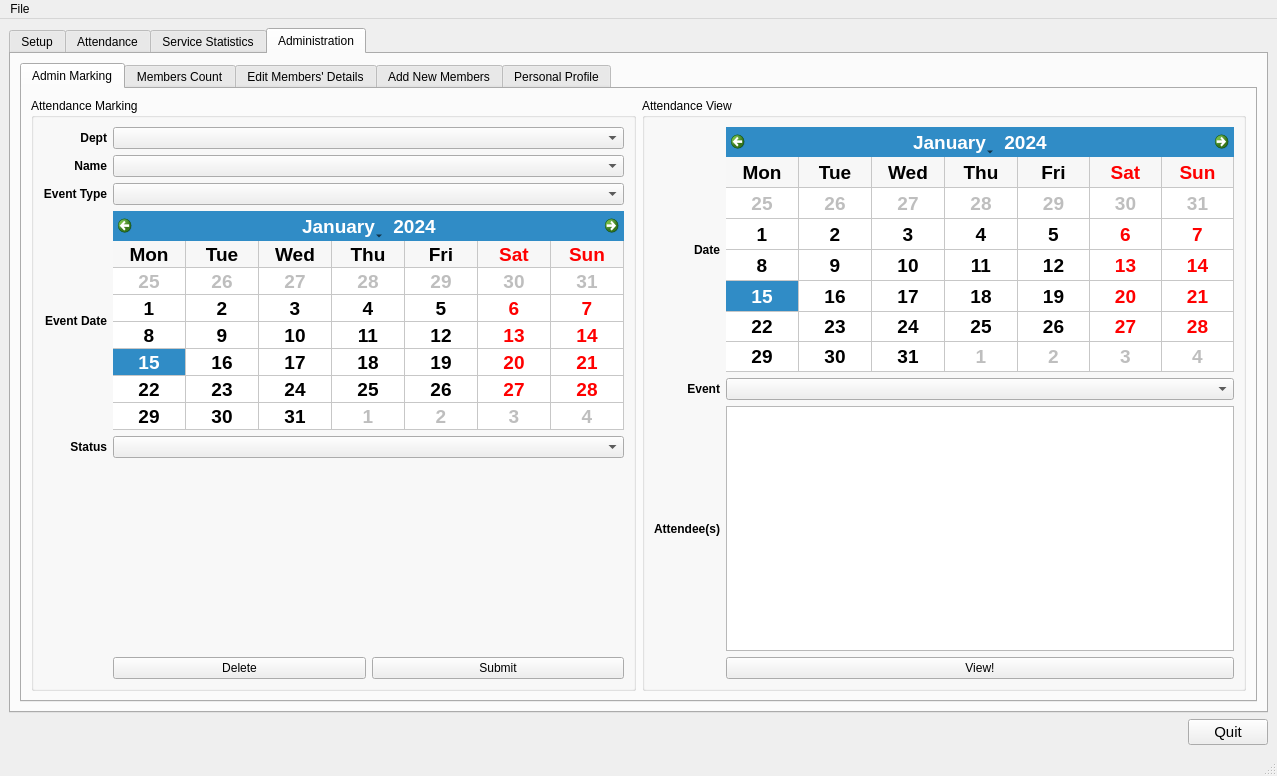
Qt form tabbed.ui (dnth/AttTracker-pyside) before a commit.
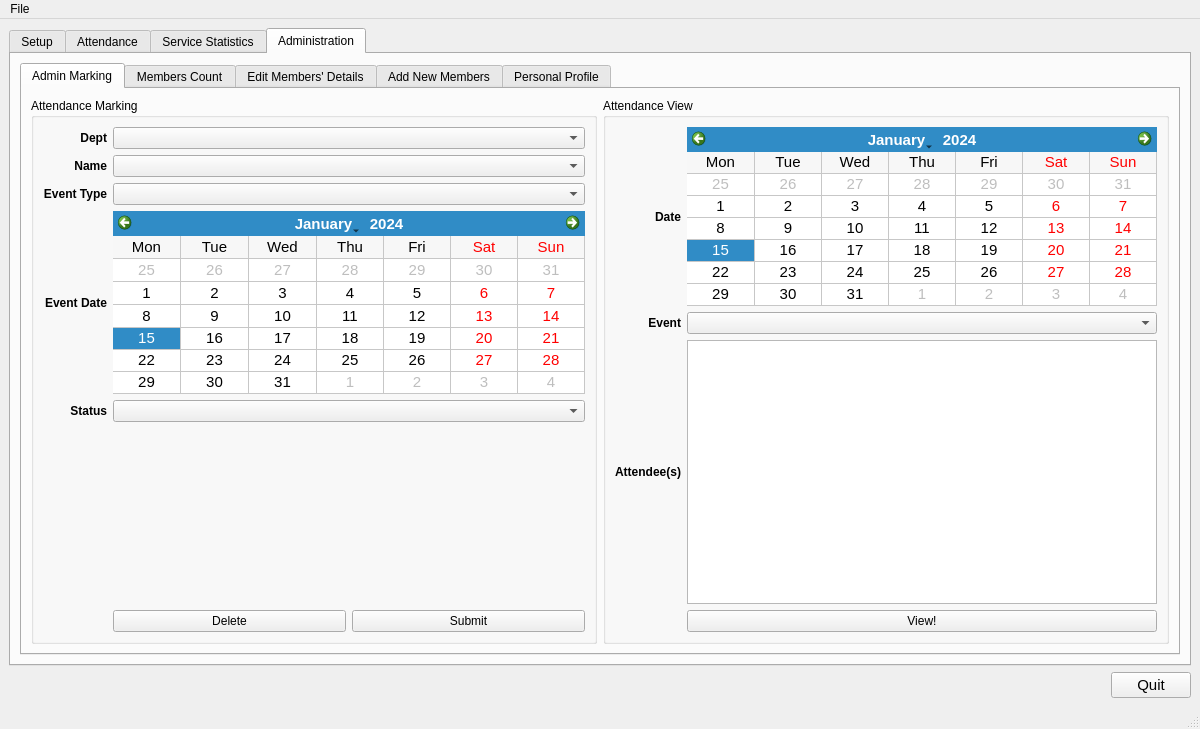
The same form after that commit. The open tabs and pages were chosen to show the change. Icons and pictures are not drawn. Custom widgets are drawn as their Qt base class.

What changed in the file:
```diff
--- a/tabbed.ui
+++ b/tabbed.ui
@@ -6,16 +6,22 @@
    <rect>
     <x>0</x>
     <y>0</y>
-    <width>1277</width>
-    <height>776</height>
+    <width>1200</width>
+    <height>729</height>
    </rect>
   </property>
   <property name="sizePolicy">
-   <sizepolicy hsizetype="Preferred" vsizetype="Preferred">
+   <sizepolicy hsizetype="Fixed" vsizetype="Preferred">
     <horstretch>0</horstretch>
     <verstretch>0</verstretch>
    </sizepolicy>
   </property>
+  <property name="minimumSize">
+   <size>
+    <width>1200</width>
+    <height>0</height>
+   </size>
+  </property>
   <property name="windowTitle">
    <string>LWC Attendance Taker</string>
   </property>
@@ -1069,7 +1075,7 @@
                <item row="3" column="1">
                 <widget class="QCalendarWidget" name="calendarWidget">
                  <property name="sizePolicy">
-                  <sizepolicy hsizetype="Preferred" vsizetype="Fixed">
+                  <sizepolicy hsizetype="Preferred" vsizetype="Preferred">
                    <horstretch>0</horstretch>
                    <verstretch>0</verstretch>
                   </sizepolicy>
@@ -1077,15 +1083,15 @@
                  <property name="minimumSize">
                   <size>
                    <width>0</width>
-                   <height>180</height>
+                   <height>0</height>
                   </size>
                  </property>
                  <property name="font">
                   <font>
                    <family>Ubuntu</family>
-                   <pointsize>14</pointsize>
-                   <weight>75</weight>
-                   <bold>true</bold>
+                   <pointsize>11</pointsize>
+                   <weight>50</weight>
+                   <bold>false</bold>
                    <kerning>true</kerning>
                   </font>
                  </property>
@@ -1182,6 +1188,38 @@
                <string>Attendance View</string>
               </property>
               <layout class="QGridLayout" name="gridLayout_2">
+               <item row="4" column="0">
+                <widget class="QLabel" name="attendeeLabel">
+                 <property name="font">
+                  <font>
+                   <weight>75</weight>
+                   <bold>true</bold>
+                  </font>
+                 </property>
+                 <property name="text">
+                  <string>Attendee(s)</string>
+                 </property>
+                 <property name="alignment">
+                  <set>Qt::AlignRight|Qt::AlignTrailing|Qt::AlignVCenter</set>
+                 </property>
+                </widget>
+               </item>
+               <item row="2" column="0">
+                <widget class="QLabel" name="eventLabel">
+                 <property name="font">
+                  <font>
+                   <weight>75</weight>
+                   <bold>true</bold>
+                  </font>
+                 </property>
+                 <property name="text">
+                  <string>Event</string>
+                 </property>
+                 <property name="alignment">
+                  <set>Qt::AlignRight|Qt::AlignTrailing|Qt::AlignVCenter</set>
+                 </property>
+                </widget>
+               </item>
                <item row="0" column="0">
                 <widget class="QLabel" name="dateLabel">
                  <property name="font">
@@ -1198,77 +1236,55 @@
                  </property>
                 </widget>
                </item>
-               <item row="0" column="1">
-                <widget class="QCalendarWidget" name="calendarWidget_attview">
-                 <property name="sizePolicy">
-                  <sizepolicy hsizetype="Preferred" vsizetype="Minimum">
-                   <horstretch>0</horstretch>
-                   <verstretch>0</verstretch>
-                  </sizepolicy>
-                 </property>
-                 <property name="minimumSize">
-                  <size>
-                   <width>0</width>
-                   <height>180</height>
-                  </size>
-                 </property>
-                 <property name="font">
-                  <font>
-                   <pointsize>14</pointsize>
-                   <weight>75</weight>
-                   <bold>true</bold>
-                  </font>
-                 </property>
-                 <property name="gridVisible">
-                  <bool>true</bool>
-                 </property>
-                 <property name="verticalHeaderFormat">
-                  <enum>QCalendarWidget::NoVerticalHeader</enum>
-                 </property>
-                </widget>
+               <item row="4" column="1">
+                <widget class="QTableWidget" name="tableWidget_attendee"/>
                </item>
-               <item row="3" column="1">
+               <item row="5" column="1">
                 <widget class="QPushButton" name="pushButton_viewatt">
                  <property name="text">
                   <string>View!</string>
                  </property>
                 </widget>
                </item>
-               <item row="1" column="0">
-                <widget class="QLabel" name="eventLabel">
-                 <property name="font">
-                  <font>
-                   <weight>75</weight>
-                   <bold>true</bold>
-                  </font>
-                 </property>
-                 <property name="text">
-                  <string>Event</string>
-                 </property>
-                 <property name="alignment">
-                  <set>Qt::AlignRight|Qt::AlignTrailing|Qt::AlignVCenter</set>
-                 </property>
-                </widget>
-               </item>
                <item row="2" column="1">
-                <widget class="QTableWidget" name="tableWidget_attendee"/>
-               </item>
-               <item row="1" column="1">
                 <widget class="QComboBox" name="comboBox_eventviewatt"/>
                </item>
-               <item row="2" column="0">
-                <widget class="QLabel" name="attendeeLabel">
+               <item row="0" column="1">
+                <widget class="QCalendarWidget" name="calendarWidget_attview">
+                 <property name="sizePolicy">
+                  <sizepolicy hsizetype="Preferred" vsizetype="Maximum">
+                   <horstretch>0</horstretch>
+                   <verstretch>0</verstretch>
+                  </sizepolicy>
+                 </property>
+                 <property name="minimumSize">
+                  <size>
+                   <width>0</width>
+                   <height>0</height>
+                  </size>
+                 </property>
+                 <property name="baseSize">
+                  <size>
+                   <width>0</width>
+                   <height>0</height>
+                  </size>
+                 </property>
                  <property name="font">
                   <font>
-                   <weight>75</weight>
-                   <bold>true</bold>
+                   <pointsize>11</pointsize>
+                   <weight>50</weight>
+                   <bold>false</bold>
+                   <kerning>true</kerning>
                   </font>
                  </property>
-                 <property name="text">
-                  <string>Attendee(s)</string>
+                 <property name="cursor">
+                  <cursorShape>PointingHandCursor</cursorShape>
                  </property>
-                 <property name="alignment">
-                  <set>Qt::AlignRight|Qt::AlignTrailing|Qt::AlignVCenter</set>
+                 <property name="gridVisible">
+                  <bool>true</bool>
+                 </property>
+                 <property name="verticalHeaderFormat">
+                  <enum>QCalendarWidget::NoVerticalHeader</enum>
                  </property>
                 </widget>
                </item>
@@ -1791,7 +1807,7 @@
     <rect>
      <x>0</x>
      <y>0</y>
-     <width>1277</width>
+     <width>1200</width>
      <height>25</height>
     </rect>
    </property>
```
Left out of the diff: 134 changed lines with no effect on the pictures.
